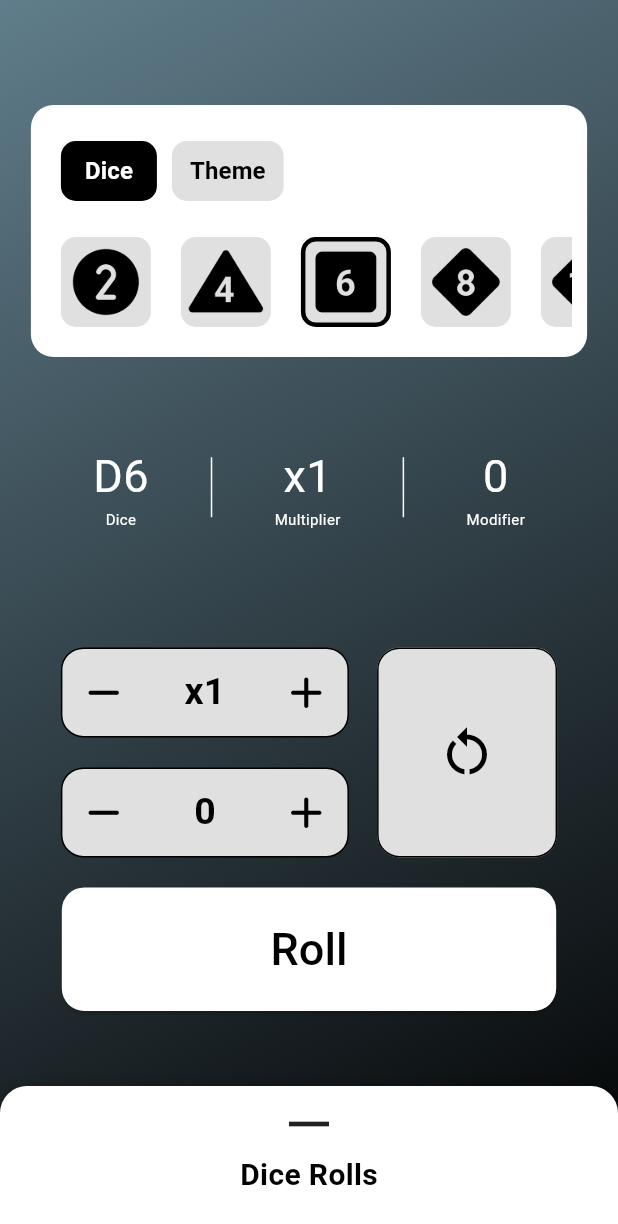
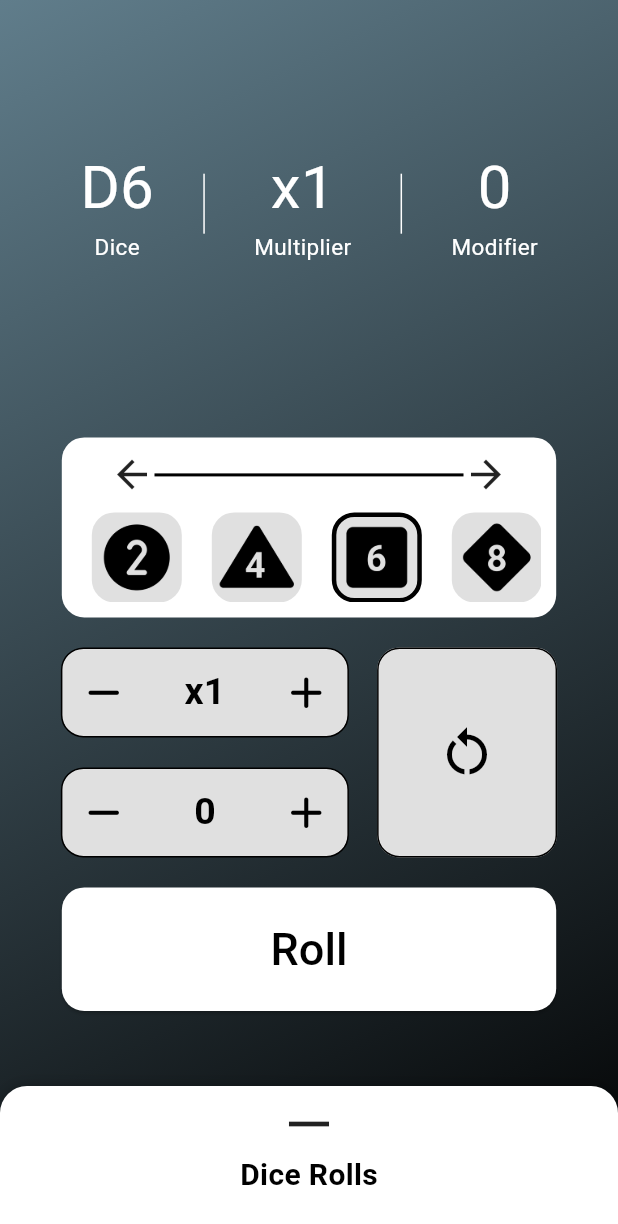
Before and after one commit to MalkoKai/dice_roller, a Flutter app: the screen it shows after launch, on a phone screen of 412 x 824 dp. Shown: the top 1224 px of the screen. Run offline on Flutter 3.47's test engine with Material 3 defaults, Android fonts, the phone set to English and light mode, and no system bars; drawn by our look-alikes of sliding_up_panel.

Commit message:
widgets organization

```diff
--- a/lib/pages/dice_roller_page.dart
+++ b/lib/pages/dice_roller_page.dart
@@ -1,6 +1,4 @@
-import 'package:dice_roller/widgets/dice_roller.dart';
 import 'package:dice_roller/widgets/edit_container.dart';
-import 'package:dice_roller/widgets/quantity_input.dart';
 import 'package:dice_roller/widgets/set_values_container.dart';
 import 'package:dice_roller/widgets/summary_container.dart';
 import 'package:flutter/material.dart';
@@ -36,13 +34,6 @@ class _DiceRollerPageState extends State<DiceRollerPage> {
       ),
       body: Column(
         children: [
-          SizedBox(height: 70),
-          EditContainer(
-            dice: _dice,
-            onDiceChanged: () {
-              setState(() {});
-            },
-          ),
           Spacer(),
           SummaryContainer(
             dice: _dice,
--- a/lib/widgets/set_values_container.dart
+++ b/lib/widgets/set_values_container.dart
@@ -20,11 +20,57 @@ class SetValuesContainer extends StatefulWidget {
 
 class _SetValuesContainerState extends State<SetValuesContainer> {
   late final Dice _dice;
+  bool _showDiceView = true; // true for dice view, false for theme view
+  int _selectedDiceIndex = 2; // Track selected dice size
+  var temp = 2.0;
 
   @override
   void initState() {
     super.initState();
     _dice = widget.dice;
+  }
+
+  void customDice() {
+    showDialog(
+      context: context,
+      builder:
+          (context) => AlertDialog(
+            title: Text('Custom Dice'),
+            content: Text('Enter the number of sides for your custom dice.'),
+            actions: [
+              StatefulBuilder(
+                builder: (context, setState) {
+                  return Column(
+                    children: [
+                      Slider(
+                        value: temp,
+                        min: 2,
+                        max: 100,
+                        onChanged: (value) {
+                          setState(() {
+                            temp = value;
+                          });
+                        },
+                      ),
+                      Text('${temp.toInt()} sides'),
+                    ],
+                  );
+                },
+              ),
+              TextButton(
+                onPressed: () {
+                  setState(() {
+                    _dice.setCustomDiceSize(temp.toInt());
+                    widget.onDiceChanged();
+                  });
+                  HapticFeedback.lightImpact();
+                  Navigator.pop(context);
+                },
+                child: Text('Confirm'),
+              ),
+            ],
+          ),
+    );
   }
 
   @override
@@ -38,6 +84,95 @@ class _SetValuesContainerState extends State<SetValuesContainer> {
       ),
       child: Column(
         children: [
+          SizedBox(height: 20),
+          Container(
+            width: MediaQuery.of(context).size.width * 0.8,
+            //height: MediaQuery.of(context).size.height * 0.2,
+            decoration: BoxDecoration(
+              color: Colors.white,
+              borderRadius: BorderRadius.circular(15),
+            ),
+            child: Column(
+              children: [
+                SizedBox(height: 10),
+                //long right arrow
+                Row(
+                  mainAxisAlignment: MainAxisAlignment.center,
+                  children: [
+                    Icon(Icons.arrow_back, size: 30),
+                    Container(
+                      height: 2,
+                      width: MediaQuery.of(context).size.width * 0.5,
+                      color: Colors.black,
+                    ),
+                    Icon(Icons.arrow_forward, size: 30),
+                  ],
+                ),
+                SizedBox(height: 10),
+                Padding(
+                  padding: const EdgeInsets.symmetric(horizontal: 10.0),
+                  child: SizedBox(
+                    height: 60,
+                    child: ListView.builder(
+                      scrollDirection: Axis.horizontal,
+                      itemCount: 8,
+                      itemBuilder: (context, index) {
+                        final diceIcons = [
+                          'assets/images/dice_icons/icon-d2.png',
+                          'assets/images/dice_icons/icon-d4.png',
+                          'assets/images/dice_icons/icon-d6.png',
+                          'assets/images/dice_icons/icon-d8.png',
+                          'assets/images/dice_icons/icon-d10.png',
+                          'assets/images/dice_icons/icon-d12.png',
+                          'assets/images/dice_icons/icon-d20.png',
+                          'assets/images/dice_icons/icon-d100.png',
+                        ];
+
+                        return Padding(
+                          padding: const EdgeInsets.symmetric(horizontal: 10.0),
+                          child: Container(
+                            width: 60,
+                            height: 60,
+                            decoration: BoxDecoration(
+                              color: Colors.grey.shade300,
+                              border: Border.all(
+                                color:
+                                    _selectedDiceIndex == index
+                                        ? Colors.black
+                                        : Colors.transparent,
+                                width: 3,
+                              ),
+                              borderRadius: BorderRadius.circular(15),
+                            ),
+                            child: InkWell(
+                              onTap: () {
+                                setState(() {
+                                  _selectedDiceIndex = index;
+                                  if (index == _dice.diceSizes.length - 1) {
+                                    customDice();
+                                  } else {
+                                    _dice.changeDice(index);
+                                    widget.onDiceChanged();
+                                  }
+                                });
+                                HapticFeedback.lightImpact();
+                              },
+                              child: Image.asset(
+                                diceIcons[index],
+                                width: 30,
+                                height: 30,
+                              ),
+                            ),
+                          ),
+                        );
+                      },
+                    ),
+                  ),
+                ),
+                SizedBox(height: 10),
+              ],
+            ),
+          ),
           SizedBox(height: 20),
           Row(
             children: [
--- a/lib/widgets/summary_container.dart
+++ b/lib/widgets/summary_container.dart
@@ -33,11 +33,11 @@ class _SummaryContainerState extends State<SummaryContainer> {
                 children: [
                   Text(
                     'D${widget.dice.currentDiceSize}',
-                    style: TextStyle(fontSize: 30, color: Colors.white),
+                    style: TextStyle(fontSize: 40, color: Colors.white),
                   ),
                   Text(
                     'Dice',
-                    style: TextStyle(fontSize: 10, color: Colors.white),
+                    style: TextStyle(fontSize: 15, color: Colors.white),
                   ),
                 ],
               ),
@@ -48,11 +48,11 @@ class _SummaryContainerState extends State<SummaryContainer> {
                 children: [
                   Text(
                     'x${widget.dice.multiplier}',
-                    style: TextStyle(fontSize: 30, color: Colors.white),
+                    style: TextStyle(fontSize: 40, color: Colors.white),
                   ),
                   Text(
                     'Multiplier',
-                    style: TextStyle(fontSize: 10, color: Colors.white),
+                    style: TextStyle(fontSize: 15, color: Colors.white),
                   ),
                 ],
               ),
@@ -63,11 +63,11 @@ class _SummaryContainerState extends State<SummaryContainer> {
                 children: [
                   Text(
                     '${widget.dice.bonusDice}',
-                    style: TextStyle(fontSize: 30, color: Colors.white),
+                    style: TextStyle(fontSize: 40, color: Colors.white),
                   ),
                   Text(
                     'Modifier',
-                    style: TextStyle(fontSize: 10, color: Colors.white),
+                    style: TextStyle(fontSize: 15, color: Colors.white),
                   ),
                 ],
               ),
```
